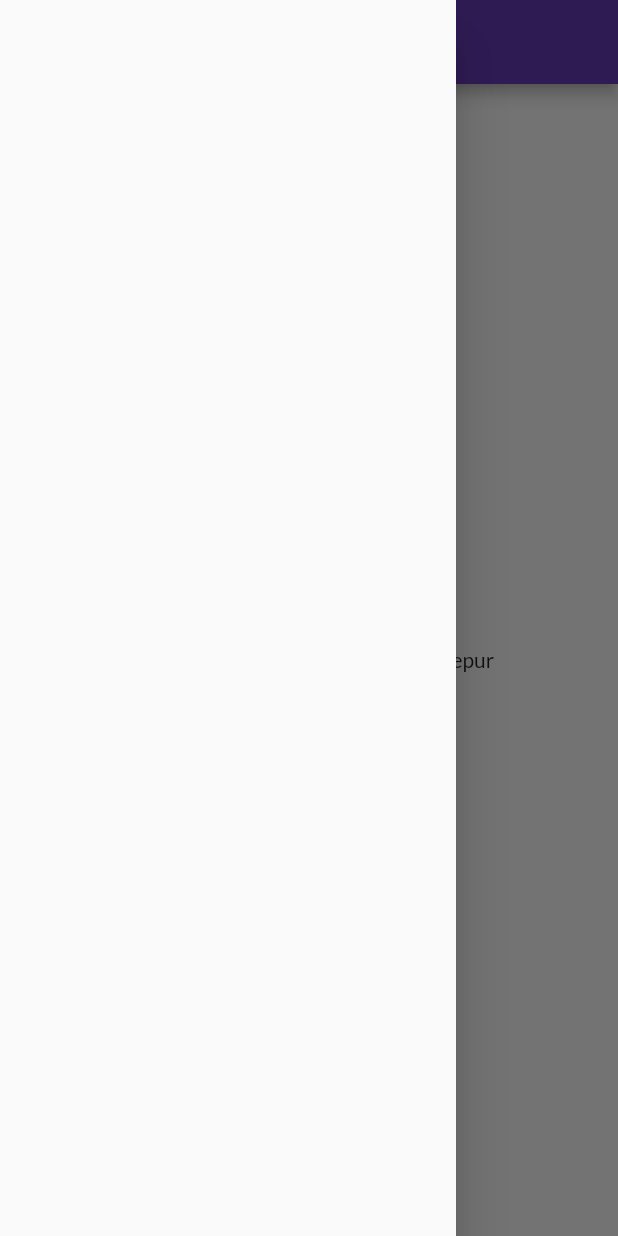
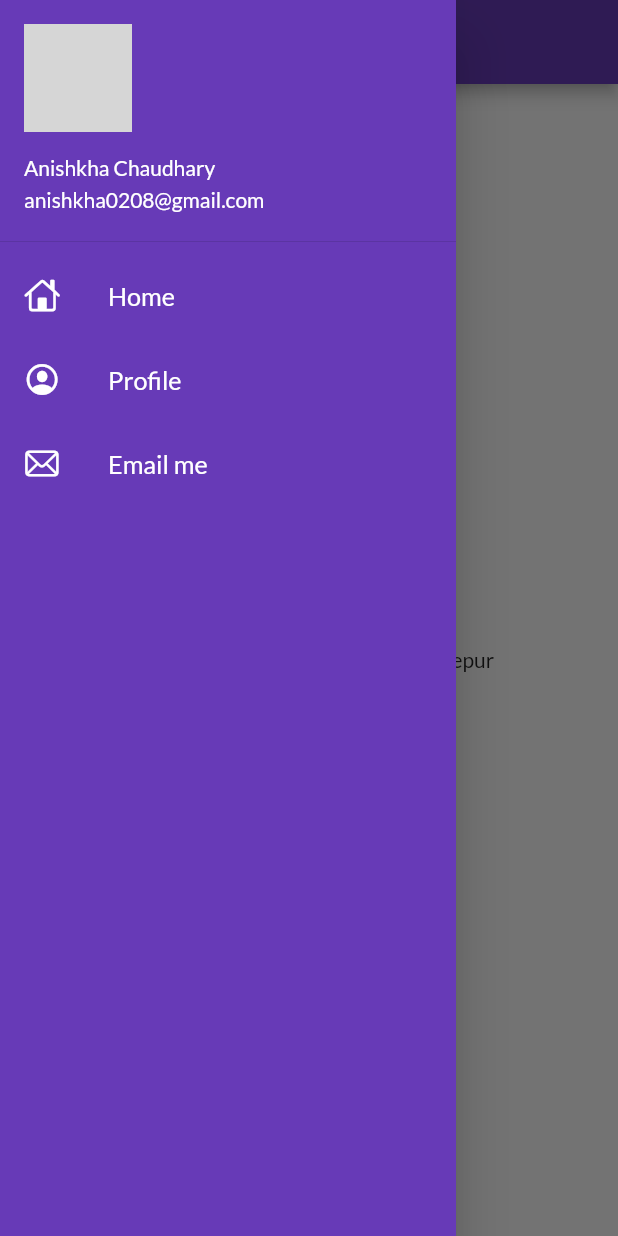
Before and after one commit to anishkha02/CatalogApp, a Flutter app: the Home screen opened by its route, with the side drawer open, on a phone screen of 412 x 824 dp. Run offline on Flutter 3.47's test engine with Material 2 defaults, Android fonts, the phone set to English and light mode, and no system bars; our stand-ins replace google_fonts; network calls fail; grey boxes are pictures that could not be loaded.

Commit message:
Day 9 completed

```diff
--- a/lib/main.dart
+++ b/lib/main.dart
@@ -36,7 +36,7 @@ class MyApp extends StatelessWidget {
       debugShowCheckedModeBanner: false,
       // initialRoute: "/home",
       routes: {
-        "/": (context) => LoginPage(),
+        "/": (context) => Home(),
         MyRoutes.homeRoute: (context) => Home(),
         MyRoutes.loginRoute: (context) => LoginPage()
       },
--- a/lib/screens/home.dart
+++ b/lib/screens/home.dart
@@ -1,4 +1,7 @@
+import 'package:catalog_project/widgets/drawer.dart';
 import 'package:flutter/material.dart';
+
+
 class Home extends StatelessWidget {
   @override
   Widget build(BuildContext context) {
@@ -13,7 +16,7 @@ class Home extends StatelessWidget {
           child: Text("Welcome to $days days of flutter!! $name"),
         ),
       ),
-      drawer: Drawer(),
+      drawer: MyDrawer(),
 
     );
   }
--- /dev/null
+++ b/lib/widgets/drawer.dart
@@ -0,0 +1,71 @@
+import 'package:flutter/cupertino.dart';
+import 'package:flutter/material.dart';
+
+class MyDrawer extends StatelessWidget {
+  const MyDrawer({Key? key}) : super(key: key);
+
+  @override
+  Widget build(BuildContext context) {
+    final imageUrl=
+        "https://imgs.search.brave.com/AZAoJde3aeGogQl-gf6F8Xxs96H6eWWyRoXX5Ta2Xa4/rs:fit:1200:1200:1/g:ce/aHR0cDovL3RoaXNw/aXguY29tL3dwLWNv/bnRlbnQvdXBsb2Fk/cy8yMDE1LzA2L0Nv/cHktb2YtRWRpdC0x/Nzk4LTEuanBn";
+    return Drawer(
+       child: Container(
+         color: Colors.deepPurple,
+         child: ListView(
+             padding: EdgeInsets.zero,
+           children: [
+             DrawerHeader(
+               padding: EdgeInsets.zero,
+               child: UserAccountsDrawerHeader(
+                 margin: EdgeInsets.zero,
+               accountName:
+               Text("Anishkha Chaudhary"),
+             accountEmail:
+               Text("anishkha0208@gmail.com"),
+                 currentAccountPicture: CircleAvatar(
+                   backgroundImage: NetworkImage(imageUrl),
+                 ),
+             ),
+             ),
+             ListTile(
+               leading: Icon(
+                 CupertinoIcons.home,
+                 color: Colors.white,
+               ),
+               title: Text("Home",
+                   textScaleFactor: 1.2,
+                   style: TextStyle(
+                     color: Colors.white,
+                   ),
+               ),
+             ),
+             ListTile(
+               leading: Icon(
+                 CupertinoIcons.profile_circled,
+                 color: Colors.white,
+               ),
+               title: Text("Profile",
+                 textScaleFactor: 1.2,
+                 style: TextStyle(
+                   color: Colors.white,
+                 ),
+               ),
+             ),
+             ListTile(
+               leading: Icon(
+                 CupertinoIcons.mail,
+                 color: Colors.white,
+               ),
+               title: Text("Email me",
+                 textScaleFactor: 1.2,
+                 style: TextStyle(
+                   color: Colors.white,
+                 ),
+               ),
+             )
+           ],
+         ),
+       ),
+    );
+  }
+}
```
